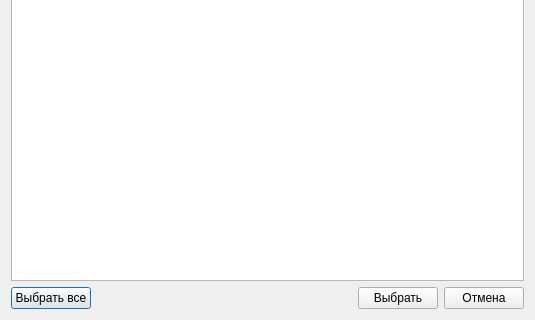
Qt form resources/ui/select_test_params_dialog.ui (rymatoi/new-uniskad) before a commit; both pictures show x 0 to 535 and y 184 to 504 of the 535 by 504 pixel window.
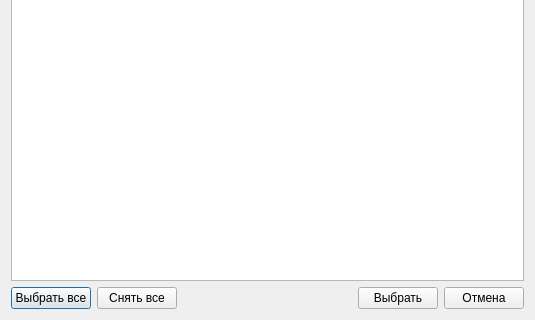
The same form after that commit.

What changed in the file:
```diff
--- a/resources/ui/select_test_params_dialog.ui
+++ b/resources/ui/select_test_params_dialog.ui
@@ -28,6 +28,13 @@
                                     </property>
                                 </widget>
                             </item>
+                            <item>
+                                <widget class="QPushButton" name="clearAllButton">
+                                    <property name="text">
+                                        <string>Снять все</string>
+                                    </property>
+                                </widget>
+                            </item>
                             <item>
                                 <spacer name="horizontalSpacer">
                                     <property name="orientation">
```
